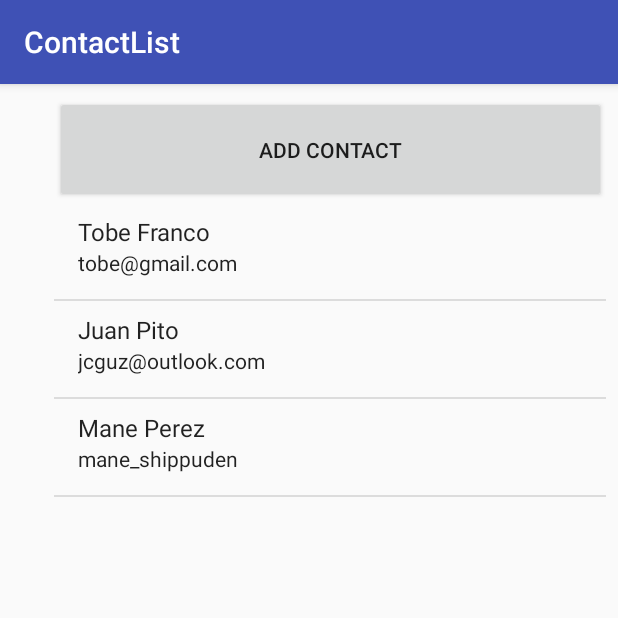
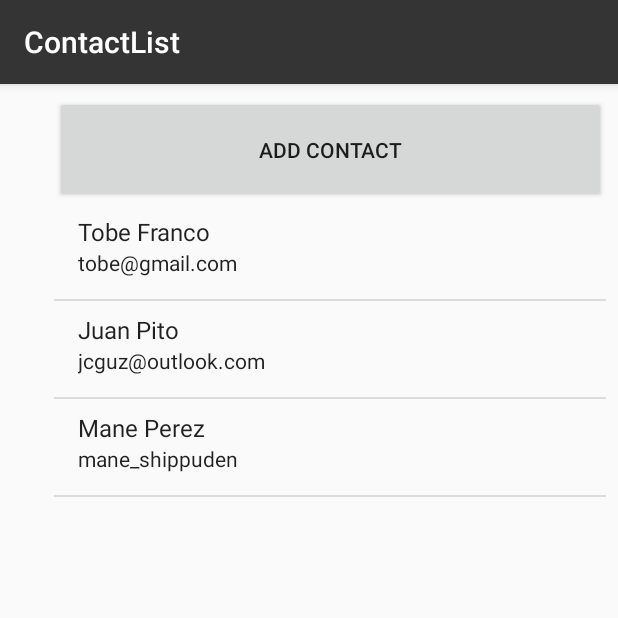
Before and after one commit to TobeFranco/MobileDevelopment, an Android app: the screen it shows after launch (MainActivity), on a phone screen of 412 x 824 dp, the top half of it. Run offline under Robolectric (Android 15) with nearby library versions, the phone set to English and light mode, and no system bars.

Commit message:
Agregado soporte de espanol(es), tablets y temas

```diff
--- /dev/null
+++ b/ContactList/app/src/main/res/layout-sw600dp/activity_main.xml
@@ -0,0 +1,28 @@
+<?xml version="1.0" encoding="utf-8"?>
+<android.support.constraint.ConstraintLayout
+    xmlns:android="http://schemas.android.com/apk/res/android"
+    xmlns:app="http://schemas.android.com/apk/res-auto"
+    xmlns:tools="http://schemas.android.com/tools"
+    android:layout_width="match_parent"
+    android:layout_height="match_parent">
+
+    <Button
+        android:id="@+id/btnAdd"
+        android:layout_width="match_parent"
+        android:layout_height="wrap_content"
+        android:text="@string/add_contact"
+        tools:layout_editor_absoluteX="458dp"
+        app:layout_constraintTop_toTopOf="parent"
+        app:layout_constraintLeft_toLeftOf="parent"
+        android:layout_marginTop="0dp" />
+
+    <ListView
+        android:id="@+id/lsv"
+        android:layout_width="match_parent"
+        android:layout_height="wrap_content"
+        android:layout_marginTop="0dp"
+        app:layout_constraintTop_toBottomOf="@+id/btnAdd"
+        android:layout_marginLeft="0dp"
+        app:layout_constraintLeft_toLeftOf="parent" />
+
+</android.support.constraint.ConstraintLayout>
--- a/ContactList/app/src/main/res/layout/activity_main.xml
+++ b/ContactList/app/src/main/res/layout/activity_main.xml
@@ -10,7 +10,7 @@
         android:id="@+id/btnAdd"
         android:layout_width="367dp"
         android:layout_height="71dp"
-        android:text="Add Contact"
+        android:text="@string/add_contact"
         android:layout_marginRight="8dp"
         app:layout_constraintRight_toRightOf="parent"
         android:layout_marginLeft="8dp"
--- a/ContactList/app/src/main/res/values/colors.xml
+++ b/ContactList/app/src/main/res/values/colors.xml
@@ -1,6 +1,6 @@
 <?xml version="1.0" encoding="utf-8"?>
 <resources>
-    <color name="colorPrimary">#3F51B5</color>
-    <color name="colorPrimaryDark">#303F9F</color>
-    <color name="colorAccent">#FF4081</color>
+    <color name="colorPrimary">#343434</color>
+    <color name="colorPrimaryDark">#8e8b82</color>
+    <color name="colorAccent">#e9dcbe</color>
 </resources>
--- a/ContactList/app/src/main/res/values/strings.xml
+++ b/ContactList/app/src/main/res/values/strings.xml
@@ -1,3 +1,9 @@
 <resources>
     <string name="app_name">ContactList</string>
+    <string name="add_contact" >Add Contact</string>
+    <string name="userLabel">User Name</string>
+    <string name="emailLabel">Email</string>
+    <string name="twitterLabel">Twitter</string>
+    <string name="phoneLabel">Phone</string>
+    <string name="BirthdateLabel">BirthDate</string>
 </resources>
```
Also changed, not shown: ContactList/app/src/main/res/layout/insert_contact.xml (+6 -6 lines), 1 other file.
